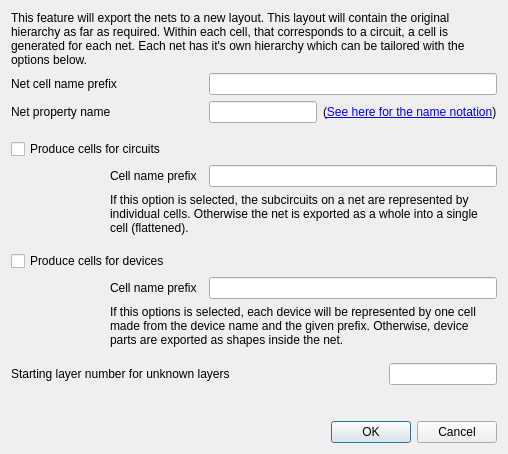
Qt form src/laybasic/laybasic/NetExportDialog.ui (KLayout/klayout) before a commit.
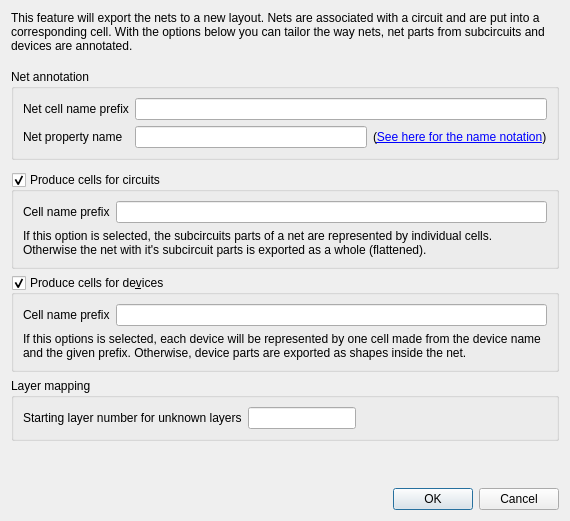
The same form after that commit.

Patch:
```diff
--- a/src/laybasic/laybasic/NetExportDialog.ui
+++ b/src/laybasic/laybasic/NetExportDialog.ui
@@ -6,206 +6,15 @@
    <rect>
     <x>0</x>
     <y>0</y>
-    <width>508</width>
-    <height>454</height>
+    <width>570</width>
+    <height>521</height>
    </rect>
   </property>
   <property name="windowTitle">
    <string>Export Net Options</string>
   </property>
   <layout class="QGridLayout" name="gridLayout">
-   <item row="11" column="0" colspan="4">
-    <spacer name="verticalSpacer_4">
-     <property name="orientation">
-      <enum>Qt::Vertical</enum>
-     </property>
-     <property name="sizeType">
-      <enum>QSizePolicy::Fixed</enum>
-     </property>
-     <property name="sizeHint" stdset="0">
-      <size>
-       <width>20</width>
-       <height>10</height>
-      </size>
-     </property>
-    </spacer>
-   </item>
-   <item row="4" column="0" colspan="4">
-    <widget class="QCheckBox" name="produce_circuit_cells_cb">
-     <property name="text">
-      <string>Produce cells for circuits</string>
-     </property>
-    </widget>
-   </item>
-   <item row="5" column="1">
-    <widget class="QLabel" name="label_2">
-     <property name="text">
-      <string>Cell name prefix</string>
-     </property>
-    </widget>
-   </item>
-   <item row="13" column="0" colspan="4">
-    <spacer name="verticalSpacer">
-     <property name="orientation">
-      <enum>Qt::Vertical</enum>
-     </property>
-     <property name="sizeHint" stdset="0">
-      <size>
-       <width>10</width>
-       <height>29</height>
-      </size>
-     </property>
-    </spacer>
-   </item>
-   <item row="14" column="0" colspan="4">
-    <widget class="QDialogButtonBox" name="buttonBox">
-     <property name="standardButtons">
-      <set>QDialogButtonBox::Cancel|QDialogButtonBox::Ok</set>
-     </property>
-    </widget>
-   </item>
-   <item row="5" column="2" colspan="2">
-    <widget class="QLineEdit" name="circuit_cell_prefix"/>
-   </item>
-   <item row="8" column="0" colspan="4">
-    <widget class="QCheckBox" name="produce_device_cells_cb">
-     <property name="text">
-      <string>Produce cells for devices</string>
-     </property>
-    </widget>
-   </item>
-   <item row="6" column="1" colspan="3">
-    <widget class="QLabel" name="label">
-     <property name="text">
-      <string>If this option is selected, the subcircuits on a net are represented by individual cells. Otherwise the net is exported as a whole into a single cell (flattened).</string>
-     </property>
-     <property name="wordWrap">
-      <bool>true</bool>
-     </property>
-    </widget>
-   </item>
-   <item row="3" column="0" colspan="4">
-    <spacer name="verticalSpacer_2">
-     <property name="orientation">
-      <enum>Qt::Vertical</enum>
-     </property>
-     <property name="sizeType">
-      <enum>QSizePolicy::Fixed</enum>
-     </property>
-     <property name="sizeHint" stdset="0">
-      <size>
-       <width>20</width>
-       <height>10</height>
-      </size>
-     </property>
-    </spacer>
-   </item>
-   <item row="0" column="0" colspan="4">
-    <widget class="QLabel" name="label_6">
-     <property name="text">
-      <string>This feature will export the nets to a new layout. This layout will contain the original hierarchy as far as required. Within each cell, that corresponds to a circuit, a cell is generated for each net. Each net has it's own hierarchy which can be tailored with the options below.</string>
-     </property>
-     <property name="wordWrap">
-      <bool>true</bool>
-     </property>
-    </widget>
-   </item>
-   <item row="9" column="1">
-    <widget class="QLabel" name="label_3">
-     <property name="text">
-      <string>Cell name prefix</string>
-     </property>
-    </widget>
-   </item>
-   <item row="1" column="2" colspan="2">
-    <widget class="QLineEdit" name="net_cell_prefix"/>
-   </item>
-   <item row="12" column="0" colspan="3">
-    <widget class="QLabel" name="label_7">
-     <property name="text">
-      <string>Starting layer number for unknown layers</string>
-     </property>
-    </widget>
-   </item>
-   <item row="9" column="0">
-    <spacer name="horizontalSpacer_2">
-     <property name="orientation">
-      <enum>Qt::Horizontal</enum>
-     </property>
-     <property name="sizeType">
-      <enum>QSizePolicy::Fixed</enum>
-     </property>
-     <property name="sizeHint" stdset="0">
-      <size>
-       <width>10</width>
-       <height>20</height>
-      </size>
-     </property>
-    </spacer>
-   </item>
-   <item row="10" column="1" colspan="3">
-    <widget class="QLabel" name="label_4">
-     <property name="text">
-      <string>If this options is selected, each device will be represented by one cell made from the device name and the given prefix. Otherwise, device parts are exported as shapes inside the net.</string>
-     </property>
-     <property name="wordWrap">
-      <bool>true</bool>
-     </property>
-    </widget>
-   </item>
-   <item row="9" column="2" colspan="2">
-    <widget class="QLineEdit" name="device_cell_prefix"/>
-   </item>
-   <item row="1" column="0" colspan="2">
-    <widget class="QLabel" name="label_5">
-     <property name="text">
-      <string>Net cell name prefix</string>
-     </property>
-    </widget>
-   </item>
-   <item row="5" column="0">
-    <spacer name="horizontalSpacer">
-     <property name="orientation">
-      <enum>Qt::Horizontal</enum>
-     </property>
-     <property name="sizeType">
-      <enum>QSizePolicy::Fixed</enum>
-     </property>
-     <property name="sizeHint" stdset="0">
-      <size>
-       <width>10</width>
-       <height>20</height>
-      </size>
-     </property>
-    </spacer>
-   </item>
-   <item row="12" column="3">
-    <widget class="QLineEdit" name="layernum">
-     <property name="sizePolicy">
-      <sizepolicy hsizetype="Fixed" vsizetype="Fixed">
-       <horstretch>0</horstretch>
-       <verstretch>0</verstretch>
-      </sizepolicy>
-     </property>
-    </widget>
-   </item>
-   <item row="7" column="0" colspan="4">
-    <spacer name="verticalSpacer_3">
-     <property name="orientation">
-      <enum>Qt::Vertical</enum>
-     </property>
-     <property name="sizeType">
-      <enum>QSizePolicy::Fixed</enum>
-     </property>
-     <property name="sizeHint" stdset="0">
-      <size>
-       <width>20</width>
-       <height>10</height>
-      </size>
-     </property>
-    </spacer>
-   </item>
-   <item row="2" column="2" colspan="2">
+   <item row="4" column="1" colspan="2">
     <widget class="QFrame" name="frame">
      <property name="frameShape">
       <enum>QFrame::NoFrame</enum>
@@ -226,24 +35,195 @@
       <property name="bottomMargin">
        <number>0</number>
       </property>
-      <item>
+     </layout>
+    </widget>
+   </item>
+   <item row="9" column="0" colspan="3">
+    <widget class="QGroupBox" name="groupBox_2">
+     <property name="title">
+      <string>Layer mapping</string>
+     </property>
+     <layout class="QGridLayout" name="gridLayout_5">
+      <item row="0" column="1">
+       <widget class="QLineEdit" name="layernum">
+        <property name="sizePolicy">
+         <sizepolicy hsizetype="Fixed" vsizetype="Fixed">
+          <horstretch>0</horstretch>
+          <verstretch>0</verstretch>
+         </sizepolicy>
+        </property>
+       </widget>
+      </item>
+      <item row="0" column="0">
+       <widget class="QLabel" name="label_7">
+        <property name="text">
+         <string>Starting layer number for unknown layers</string>
+        </property>
+       </widget>
+      </item>
+      <item row="0" column="2">
+       <spacer name="horizontalSpacer">
+        <property name="orientation">
+         <enum>Qt::Horizontal</enum>
+        </property>
+        <property name="sizeHint" stdset="0">
+         <size>
+          <width>40</width>
+          <height>20</height>
+         </size>
+        </property>
+       </spacer>
+      </item>
+     </layout>
+    </widget>
+   </item>
+   <item row="10" column="0" colspan="3">
+    <spacer name="verticalSpacer_4">
+     <property name="orientation">
+      <enum>Qt::Vertical</enum>
+     </property>
+     <property name="sizeType">
+      <enum>QSizePolicy::Expanding</enum>
+     </property>
+     <property name="sizeHint" stdset="0">
+      <size>
+       <width>20</width>
+       <height>10</height>
+      </size>
+     </property>
+    </spacer>
+   </item>
+   <item row="1" column="0" colspan="3">
+    <spacer name="verticalSpacer_5">
+     <property name="orientation">
+      <enum>Qt::Vertical</enum>
+     </property>
+     <property name="sizeType">
+      <enum>QSizePolicy::Fixed</enum>
+     </property>
+     <property name="sizeHint" stdset="0">
+      <size>
+       <width>20</width>
+       <height>10</height>
+      </size>
+     </property>
+    </spacer>
+   </item>
+   <item row="12" column="0" colspan="3">
+    <widget class="QDialogButtonBox" name="buttonBox">
+     <property name="standardButtons">
+      <set>QDialogButtonBox::Cancel|QDialogButtonBox::Ok</set>
+     </property>
+    </widget>
+   </item>
+   <item row="0" column="0" colspan="3">
+    <widget class="QLabel" name="label_6">
+     <property name="text">
+      <string>This feature will export the nets to a new layout. Nets are associated with a circuit and are put into a corresponding cell. With the options below you can tailor the way nets, net parts from subcircuits and devices are annotated.</string>
+     </property>
+     <property name="wordWrap">
+      <bool>true</bool>
+     </property>
+    </widget>
+   </item>
+   <item row="7" column="0" colspan="3">
+    <widget class="QGroupBox" name="produce_device_cells_cb">
+     <property name="title">
+      <string>Produce cells for de&amp;vices</string>
+     </property>
+     <property name="checkable">
+      <bool>true</bool>
+     </property>
+     <layout class="QGridLayout" name="gridLayout_4">
+      <item row="0" column="1">
+       <widget class="QLineEdit" name="device_cell_prefix"/>
+      </item>
+      <item row="0" column="0">
+       <widget class="QLabel" name="label_3">
+        <property name="text">
+         <string>Cell name prefix</string>
+        </property>
+       </widget>
+      </item>
+      <item row="1" column="0" colspan="2">
+       <widget class="QLabel" name="label_4">
+        <property name="text">
+         <string>If this options is selected, each device will be represented by one cell made from the device name and the given prefix. Otherwise, device parts are exported as shapes inside the net.</string>
+        </property>
+        <property name="wordWrap">
+         <bool>true</bool>
+        </property>
+       </widget>
+      </item>
+     </layout>
+    </widget>
+   </item>
+   <item row="2" column="0" colspan="3">
+    <widget class="QGroupBox" name="groupBox">
+     <property name="title">
+      <string>Net annotation</string>
+     </property>
+     <layout class="QGridLayout" name="gridLayout_2">
+      <item row="0" column="0">
+       <widget class="QLabel" name="label_5">
+        <property name="text">
+         <string>Net cell name prefix</string>
+        </property>
+       </widget>
+      </item>
+      <item row="1" column="0">
+       <widget class="QLabel" name="label_9">
+        <property name="text">
+         <string>Net property name</string>
+        </property>
+       </widget>
+      </item>
+      <item row="1" column="1">
        <widget class="QLineEdit" name="net_propname"/>
       </item>
-      <item>
+      <item row="1" column="2">
        <widget class="QLabel" name="help_label">
         <property name="text">
          <string>&lt;html&gt;&lt;body&gt;(&lt;a href=&quot;int:/about/variant_notation.xml&quot;&gt;See here for the name notation&lt;/a&gt;)&lt;/body&gt;&lt;/html&gt;</string>
         </property>
        </widget>
       </item>
+      <item row="0" column="1" colspan="2">
+       <widget class="QLineEdit" name="net_cell_prefix"/>
+      </item>
      </layout>
     </widget>
    </item>
-   <item row="2" column="0" colspan="2">
-    <widget class="QLabel" name="label_9">
-     <property name="text">
-      <string>Net property name</string>
+   <item row="5" column="0" colspan="3">
+    <widget class="QGroupBox" name="produce_circuit_cells_cb">
+     <property name="title">
+      <string>Produce cells for circuits</string>
      </property>
+     <property name="checkable">
+      <bool>true</bool>
+     </property>
+     <layout class="QGridLayout" name="gridLayout_3">
+      <item row="0" column="0">
+       <widget class="QLabel" name="label_2">
+        <property name="text">
+         <string>Cell name prefix</string>
+        </property>
+       </widget>
+      </item>
+      <item row="0" column="1">
+       <widget class="QLineEdit" name="circuit_cell_prefix"/>
+      </item>
+      <item row="1" column="0" colspan="2">
+       <widget class="QLabel" name="label">
+        <property name="text">
+         <string>If this option is selected, the subcircuits parts of a net are represented by individual cells. Otherwise the net with it's subcircuit parts is exported as a whole (flattened).</string>
+        </property>
+        <property name="wordWrap">
+         <bool>true</bool>
+        </property>
+       </widget>
+      </item>
+     </layout>
     </widget>
    </item>
   </layout>
```
Left out of the diff: 32 changed lines with no effect on the pictures.
